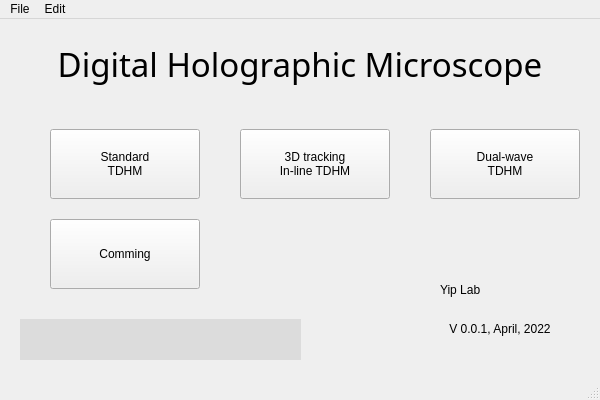
Before: the Qt Designer form GUI Building/GUI/ui_files/launcher_window.ui in YipLab/DHM, drawn with Qt 5.
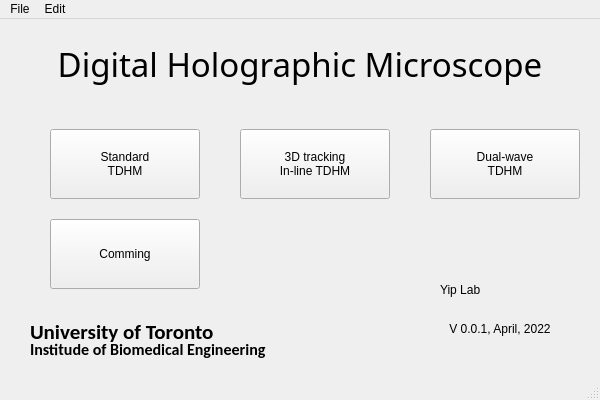
After: the same form once the commit is applied. Icons and pictures are not drawn.

The edit to the form file:
```diff
--- a/GUI Building/GUI/ui_files/launcher_window.ui
+++ b/GUI Building/GUI/ui_files/launcher_window.ui
@@ -212,20 +212,53 @@
    <widget class="QLabel" name="label_3">
     <property name="geometry">
      <rect>
-      <x>20</x>
+      <x>30</x>
       <y>300</y>
-      <width>281</width>
-      <height>41</height>
+      <width>201</width>
+      <height>26</height>
      </rect>
     </property>
+    <property name="font">
+     <font>
+      <family>Calibri</family>
+      <pointsize>16</pointsize>
+      <weight>75</weight>
+      <italic>false</italic>
+      <bold>true</bold>
+     </font>
+    </property>
     <property name="styleSheet">
-     <string notr="true">background-color: rgb(220, 220, 220);</string>
+     <string notr="true">font: 75 bold 16pt &quot;Calibri&quot;;
+</string>
     </property>
     <property name="text">
-     <string/>
+     <string>University of Toronto</string>
     </property>
-    <property name="pixmap">
-     <pixmap>icons/UofT_label.png</pixmap>
+   </widget>
+   <widget class="QLabel" name="label_4">
+    <property name="geometry">
+     <rect>
+      <x>30</x>
+      <y>320</y>
+      <width>291</width>
+      <height>20</height>
+     </rect>
+    </property>
+    <property name="font">
+     <font>
+      <family>Calibri</family>
+      <pointsize>12</pointsize>
+      <weight>75</weight>
+      <italic>false</italic>
+      <bold>true</bold>
+     </font>
+    </property>
+    <property name="styleSheet">
+     <string notr="true">font: 75 bold 12pt &quot;Calibri&quot;;
+</string>
+    </property>
+    <property name="text">
+     <string>Institude of Biomedical Engineering</string>
     </property>
    </widget>
   </widget>
```
